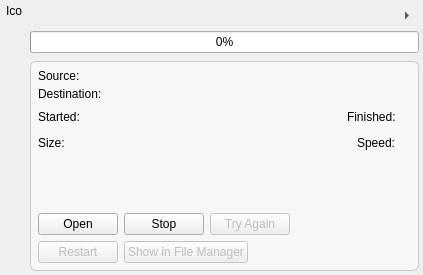
Old version of the form src/downloaditem.ui in the repository IT-Space-2026/arktos.
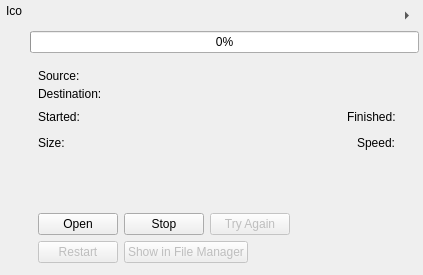
New version of the form. Custom widgets are drawn as their Qt base class.

Commit message: DLUX03: download detail card tracks the live theme palette

What changed in the file:
```diff
--- a/src/downloaditem.ui
+++ b/src/downloaditem.ui
@@ -109,13 +109,6 @@
        <property name="visible" >
         <bool>false</bool>
        </property>
-       <property name="styleSheet" >
-        <string notr="true" >#detailsWidget {
- background-color: palette(alternate-base);
- border: 1px solid palette(midlight);
- border-radius: 6px;
-}</string>
-       </property>
        <layout class="QVBoxLayout" name="verticalLayout_4" >
         <property name="leftMargin" >
          <number>8</number>
```
The commit also changes 9 other files.
